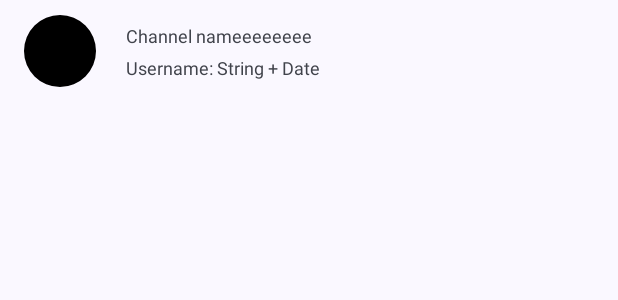
After one commit to tung-ngt/androiddev-project, an Android app: the layout chanel_item.xml on its own in the app's theme, with its tools: preview values and no code run, on a phone screen of 412 x 824 dp. The commit adds this screen. Shown: the top 300 px of the screen. Run offline under Robolectric (Android 15) with nearby library versions, the phone set to English and light mode, and no system bars.

Commit message:
Update chat-feature

```diff
--- a/app/src/main/AndroidManifest.xml
+++ b/app/src/main/AndroidManifest.xml
@@ -22,6 +22,11 @@
                 <category android:name="android.intent.category.LAUNCHER" />
             </intent-filter>
         </activity>
+
+        <activity
+            android:name=".ui.activity.ChatActivity"
+            android:exported="true">
+        </activity>
     </application>
 
 </manifest>
--- /dev/null
+++ b/app/src/main/res/drawable/baseline_arrow_back_24.xml
@@ -0,0 +1,5 @@
+<vector android:autoMirrored="true" android:height="24dp"
+    android:tint="#000000" android:viewportHeight="24"
+    android:viewportWidth="24" android:width="24dp" xmlns:android="http://schemas.android.com/apk/res/android">
+    <path android:fillColor="@android:color/white" android:pathData="M20,11H7.83l5.59,-5.59L12,4l-8,8 8,8 1.41,-1.41L7.83,13H20v-2z"/>
+</vector>
--- /dev/null
+++ b/app/src/main/res/drawable/baseline_more_vert_24.xml
@@ -0,0 +1,5 @@
+<vector android:height="24dp" android:tint="#000000"
+    android:viewportHeight="24" android:viewportWidth="24"
+    android:width="24dp" xmlns:android="http://schemas.android.com/apk/res/android">
+    <path android:fillColor="@android:color/white" android:pathData="M12,8c1.1,0 2,-0.9 2,-2s-0.9,-2 -2,-2 -2,0.9 -2,2 0.9,2 2,2zM12,10c-1.1,0 -2,0.9 -2,2s0.9,2 2,2 2,-0.9 2,-2 -0.9,-2 -2,-2zM12,16c-1.1,0 -2,0.9 -2,2s0.9,2 2,2 2,-0.9 2,-2 -0.9,-2 -2,-2z"/>
+</vector>
--- /dev/null
+++ b/app/src/main/res/drawable/round_send_24.xml
@@ -0,0 +1,5 @@
+<vector android:autoMirrored="true" android:height="24dp"
+    android:tint="#000000" android:viewportHeight="24"
+    android:viewportWidth="24" android:width="24dp" xmlns:android="http://schemas.android.com/apk/res/android">
+    <path android:fillColor="@android:color/white" android:pathData="M3.4,20.4l17.45,-7.48c0.81,-0.35 0.81,-1.49 0,-1.84L3.4,3.6c-0.66,-0.29 -1.39,0.2 -1.39,0.91L2,9.12c0,0.5 0.37,0.93 0.87,0.99L17,12 2.87,13.88c-0.5,0.07 -0.87,0.5 -0.87,1l0.01,4.61c0,0.71 0.73,1.2 1.39,0.91z"/>
+</vector>
--- /dev/null
+++ b/app/src/main/res/layout/chanel_item.xml
@@ -0,0 +1,74 @@
+<?xml version="1.0" encoding="utf-8"?>
+<layout xmlns:android="http://schemas.android.com/apk/res/android"
+    xmlns:app="http://schemas.android.com/apk/res-auto"
+    xmlns:tools="http://schemas.android.com/tools">
+
+    <data>
+
+        <variable
+            name="channelItem"
+            type="com.tungngt.dev.model.ChannelItem" />
+    </data>
+
+    <androidx.constraintlayout.widget.ConstraintLayout
+        android:layout_width="match_parent"
+        android:layout_height="wrap_content"
+        android:orientation="horizontal"
+        android:paddingTop="10dp"
+        android:paddingBottom="10dp"
+        android:paddingStart="@dimen/activity_horizontal_margin"
+        android:paddingEnd="@dimen/activity_horizontal_margin"
+        >
+        <Button
+            android:layout_width="match_parent"
+            android:layout_height="match_parent"
+            android:alpha="0"
+            android:id="@+id/go_to_chanel"
+
+            />
+
+
+        <com.google.android.material.imageview.ShapeableImageView
+            android:id="@+id/profileImage"
+            android:layout_width="@dimen/active_user_image_size"
+            android:layout_height="@dimen/active_user_image_size"
+            android:layout_centerHorizontal="true"
+            android:background="@color/black"
+            app:layout_constraintStart_toStartOf="parent"
+            app:layout_constraintTop_toTopOf="parent"
+            app:shapeAppearanceOverlay="@style/circle"
+            ></com.google.android.material.imageview.ShapeableImageView>
+
+        <TextView
+            android:id="@+id/textView2"
+            android:layout_width="wrap_content"
+            android:layout_height="wrap_content"
+            android:layout_marginTop="5dp"
+            android:layout_marginStart="20dp"
+            android:layout_centerHorizontal="true"
+            android:ellipsize="end"
+            android:scrollHorizontally="true"
+            android:textAlignment="center"
+            android:textSize="@dimen/active_user_text_size"
+            app:layout_constraintStart_toEndOf="@+id/profileImage"
+            app:layout_constraintTop_toTopOf="parent"
+            android:text="@{channelItem.name}"
+            tools:text="Channel nameeeeeeee" />
+
+        <TextView
+            android:layout_width="wrap_content"
+            android:layout_height="wrap_content"
+            android:layout_centerHorizontal="true"
+            android:ellipsize="end"
+            android:scrollHorizontally="true"
+            android:layout_marginStart="20dp"
+            android:textAlignment="center"
+            android:textSize="@dimen/active_user_text_size"
+            app:layout_constraintBottom_toBottomOf="parent"
+            app:layout_constraintStart_toEndOf="@+id/profileImage"
+            app:layout_constraintTop_toBottomOf="@+id/textView2"
+            tools:text="Username: String + Date"
+            android:text="@{channelItem.latestChatSender + channelItem.latestChat + channelItem.latestChatTime}"
+            />
+    </androidx.constraintlayout.widget.ConstraintLayout>
+</layout>
--- a/app/src/main/res/values/dimens.xml
+++ b/app/src/main/res/values/dimens.xml
@@ -9,4 +9,6 @@
     <dimen name="active_user_name_margin">4dp</dimen>
     <dimen name="active_user_margin">10dp</dimen>
     <dimen name="active_user_text_size">12sp</dimen>
+    <dimen name="active_user_bar_spacing">10dp</dimen>
+    <dimen name="chat_input_space">320dp</dimen>
 </resources>
```
Also changed, not shown: app/src/main/java/com/tungngt/dev/model/ChannelItem.java (added, +36 -0 lines), app/src/main/java/com/tungngt/dev/ui/activity/ChatActivity.java (added, +44 -0 lines), app/src/main/java/com/tungngt/dev/ui/activity/MainActivity.java (+16 -0 lines), app/src/main/res/layout/chat_layout.xml (added, +99 -0 lines), app/src/main/res/menu/chat_top_menu.xml (added, +10 -0 lines), app/src/main/res/values/strings.xml (+8 -5 lines), app/src/main/res/values/styles.xml (added, +16 -0 lines).
